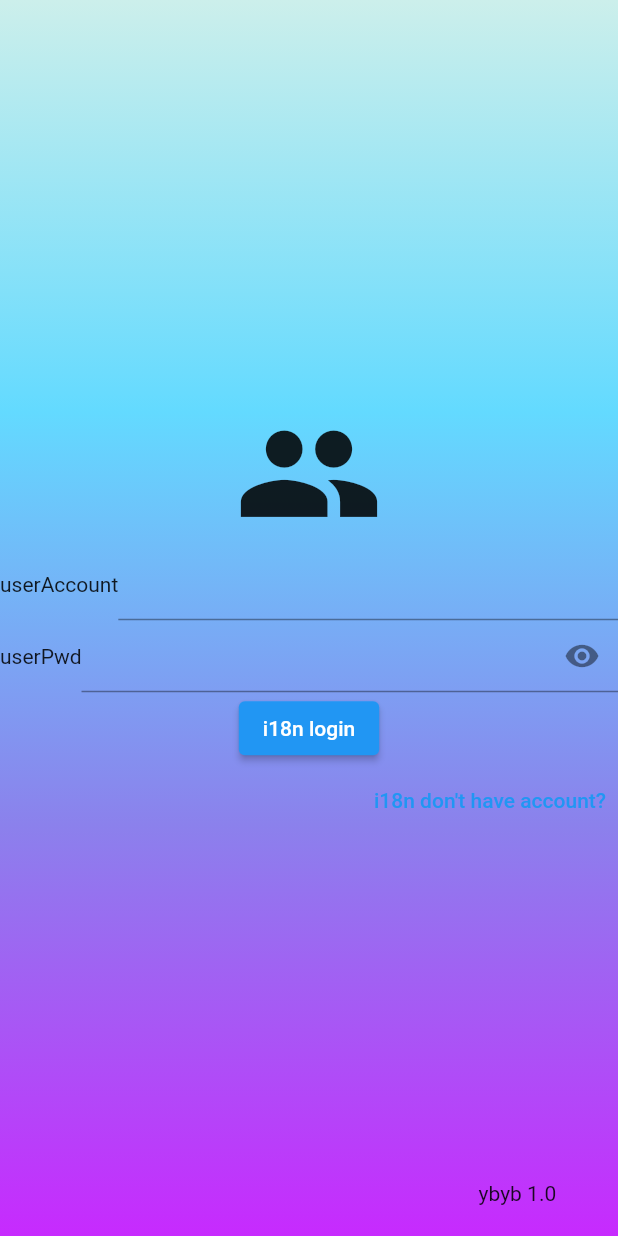
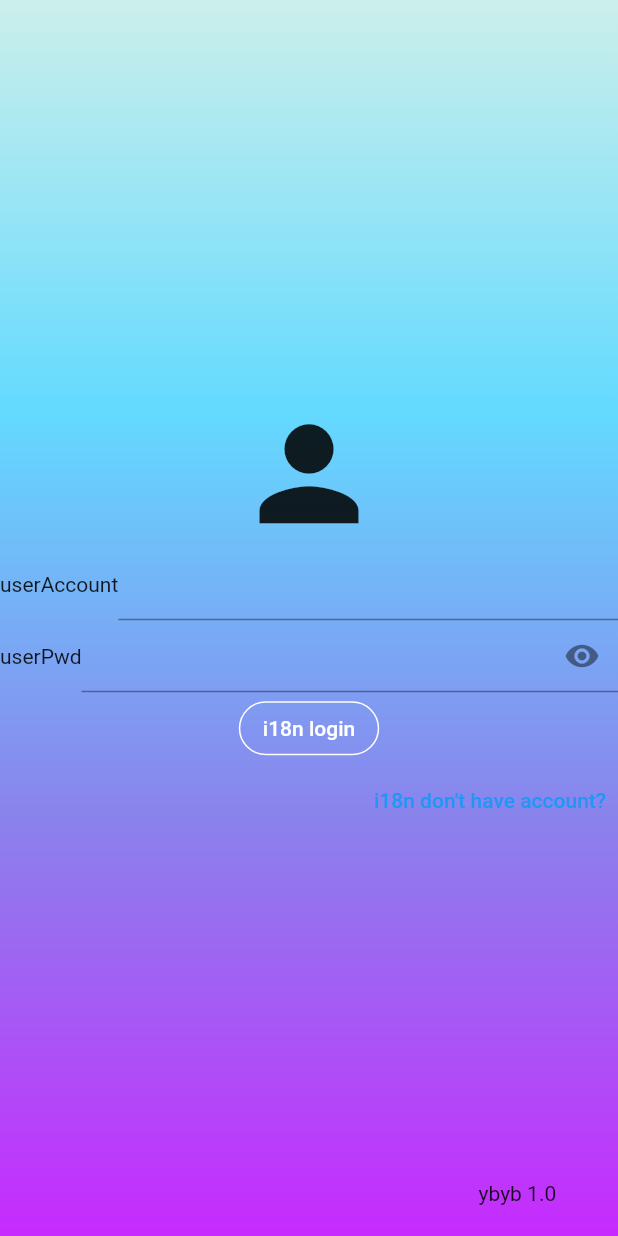
Before and after one commit to Hallugeniar/Helpmeeee, a Flutter app: the screen it shows after launch, on a phone screen of 412 x 824 dp. Run offline on Flutter 3.47's test engine with Material 2 defaults, Android fonts, the phone set to English and light mode, and no system bars; drawn by our look-alikes of flutter_form_builder; our stand-ins replace form_builder_validators, get; generated files the repository leaves out were written again.

Commit message:
white stack background

```diff
--- a/campus_team_up/lib/ui/gradient_background/gradient_background.dart
+++ b/campus_team_up/lib/ui/gradient_background/gradient_background.dart
@@ -1,12 +1,18 @@
+import 'dart:ui';
+
 import 'package:flutter/material.dart';
 import 'package:flutter/rendering.dart';
 
 class GradientBackground extends StatelessWidget {
   final Widget body;
+  final bool whited;
   final Widget? bottomNavigationBar;
 
   const GradientBackground(
-      {super.key, required this.body, this.bottomNavigationBar});
+      {super.key,
+      required this.body,
+      this.bottomNavigationBar,
+      this.whited = true});
 
   @override
   Widget build(BuildContext context) {
@@ -14,6 +20,10 @@ class GradientBackground extends StatelessWidget {
       body: SafeArea(
         child: Stack(children: [
           _backGround(),
+          if (whited)
+            Container(
+              color: Color.fromARGB(109, 255, 255, 255),
+            ),
           body
         ]),
       ),
--- a/campus_team_up/lib/ui/login_sign_up_page/LoginSignUpPageLogic.dart
+++ b/campus_team_up/lib/ui/login_sign_up_page/LoginSignUpPageLogic.dart
@@ -14,6 +14,7 @@ class LoginSignUpPageLogic extends GetxController {
   late String switchText;
   late String switchRoute;
   bool textVisibility = false;
+  IconData icon = Icons.person;
   final signUpRoute = '/signUp';
   final loginRoute = '/login';
 
@@ -28,6 +29,7 @@ class LoginSignUpPageLogic extends GetxController {
       buttonText = "i18n signup";
       switchText = "i18n aleary have account?";
       switchRoute = loginRoute;
+      icon = Icons.person_add;
     } else {
       showCaptcha = false;
       buttonText = "i18n login";
--- a/campus_team_up/lib/ui/login_sign_up_page/loginSignUpPage.dart
+++ b/campus_team_up/lib/ui/login_sign_up_page/loginSignUpPage.dart
@@ -14,9 +14,9 @@ class LoginSignUpPage extends StatelessWidget {
     if (!logic.inited) {
       logic.setUpStates(Get.currentRoute, context);
     }
-       return GradientBackground(
+    return GradientBackground(
       body: _body(context),
-
+      whited: false,
     );
   }
 }
@@ -30,9 +30,11 @@ Widget _body(BuildContext context) {
         child: Column(
           mainAxisAlignment: MainAxisAlignment.center,
           children: [
-            Icon(
-              Icons.people,
-              size: 99,
+            GetBuilder<LoginSignUpPageLogic>(
+              builder: (_logic) => Icon(
+                _logic.icon,
+                size: 99,
+              ),
             ),
             _form(logic),
             Row(
@@ -52,8 +54,6 @@ Widget _body(BuildContext context) {
     ],
   );
 }
-
-
 
 Widget _form(LoginSignUpPageLogic logic) {
   return FormBuilder(
@@ -110,6 +110,14 @@ Widget _form(LoginSignUpPageLogic logic) {
           ],
         ),
       ElevatedButton(
+          style: ButtonStyle(
+              shadowColor: MaterialStateProperty.all<Color>(Colors.transparent),
+              backgroundColor:
+                  MaterialStateProperty.all<Color>(Colors.transparent),
+              shape: MaterialStateProperty.all<RoundedRectangleBorder>(
+                  RoundedRectangleBorder(
+                      borderRadius: BorderRadius.circular(18.0),
+                      side: BorderSide(color: Colors.white)))),
           onPressed: () {
             bool? validation = logic.logicFormKey.currentState?.validate();
 
```
